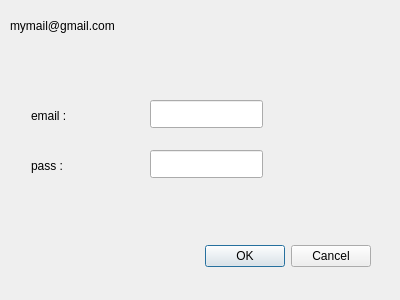
Above: userClient/maildialog.ui from nawhis2/SmartFarm before the change. Below: the same form after it.
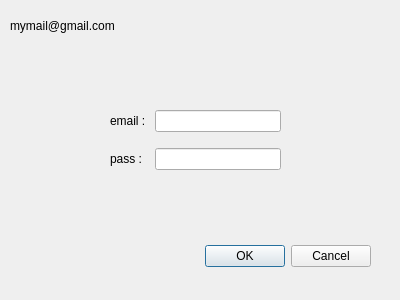
That is the form after the change.

```diff
--- a/userClient/maildialog.ui
+++ b/userClient/maildialog.ui
@@ -29,52 +29,6 @@
     <set>QDialogButtonBox::StandardButton::Cancel|QDialogButtonBox::StandardButton::Ok</set>
    </property>
   </widget>
-  <widget class="QLineEdit" name="emailLineEdit">
-   <property name="geometry">
-    <rect>
-     <x>150</x>
-     <y>100</y>
-     <width>113</width>
-     <height>28</height>
-    </rect>
-   </property>
-  </widget>
-  <widget class="QLineEdit" name="passwordLineEdit">
-   <property name="geometry">
-    <rect>
-     <x>150</x>
-     <y>150</y>
-     <width>113</width>
-     <height>28</height>
-    </rect>
-   </property>
-  </widget>
-  <widget class="QLabel" name="mailLabel">
-   <property name="geometry">
-    <rect>
-     <x>31</x>
-     <y>100</y>
-     <width>81</width>
-     <height>31</height>
-    </rect>
-   </property>
-   <property name="text">
-    <string>email : </string>
-   </property>
-  </widget>
-  <widget class="QLabel" name="passLabel">
-   <property name="geometry">
-    <rect>
-     <x>31</x>
-     <y>150</y>
-     <width>81</width>
-     <height>31</height>
-    </rect>
-   </property>
-   <property name="text">
-    <string>pass : </string>
-   </property>
-  </widget>
   <widget class="QLabel" name="mymailLabel">
    <property name="geometry">
     <rect>
@@ -88,6 +42,38 @@
     <string>mymail@gmail.com</string>
    </property>
   </widget>
+  <widget class="QWidget" name="gridLayoutWidget">
+   <property name="geometry">
+    <rect>
+     <x>110</x>
+     <y>100</y>
+     <width>171</width>
+     <height>81</height>
+    </rect>
+   </property>
+   <layout class="QGridLayout" name="gridLayout">
+    <item row="1" column="1">
+     <widget class="QLineEdit" name="passwordLineEdit"/>
+    </item>
+    <item row="0" column="0">
+     <widget class="QLabel" name="mailLabel">
+      <property name="text">
+       <string>email : </string>
+      </property>
+     </widget>
+    </item>
+    <item row="1" column="0">
+     <widget class="QLabel" name="passLabel">
+      <property name="text">
+       <string>pass : </string>
+      </property>
+     </widget>
+    </item>
+    <item row="0" column="1">
+     <widget class="QLineEdit" name="emailLineEdit"/>
+    </item>
+   </layout>
+  </widget>
  </widget>
  <resources/>
  <connections>
```
